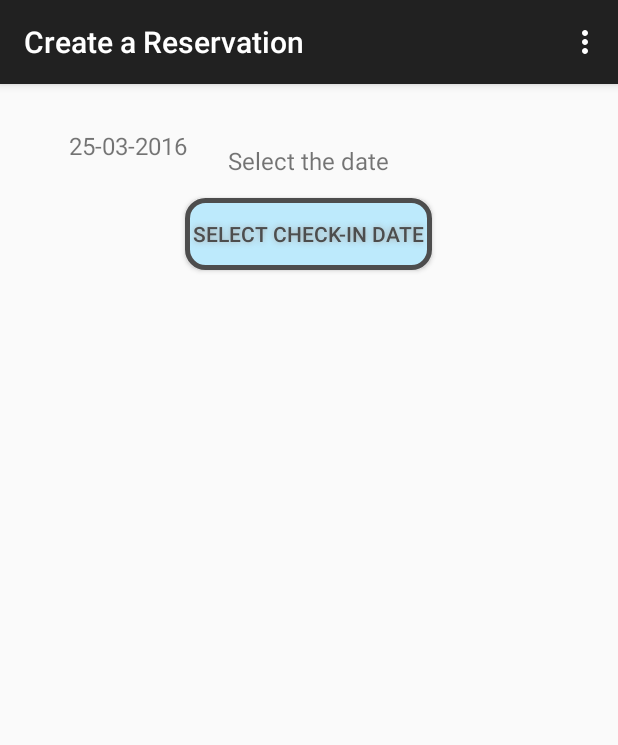
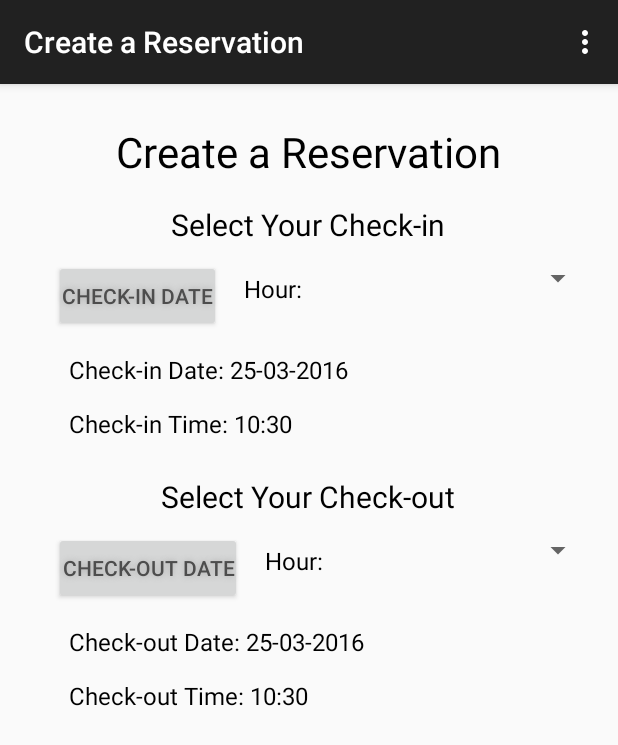
Before and after one commit to fagan2888/parking-garage-automation, an Android app: the create_reservation_time screen opened directly, with no data from a screen before it, on a phone screen of 412 x 824 dp. Shown: the top 745 px of the screen. Run offline under Robolectric (Android 15) with nearby library versions, the phone set to English and light mode, and no system bars; 2 statements that could not run were skipped.

```diff
--- a/app/src/main/java/com/glleung/parkinggarageautomation/create_reservation_time.java
+++ b/app/src/main/java/com/glleung/parkinggarageautomation/create_reservation_time.java
@@ -12,6 +12,7 @@ import android.view.View;
 import android.widget.Button;
 import android.widget.DatePicker;
 import android.widget.TextView;
+import android.widget.TimePicker;
 import android.widget.Toast;
 
 import java.text.Format;
@@ -23,31 +24,54 @@ public class create_reservation_time extends ActionBarActivity implements DatePi
 
     private DatePicker datePicker;
     private Calendar calendar;
-    private TextView dateView;
-    private int year, month, day;
-    Button select_checkin_button;
+    private TextView dateInView;
+    private TextView timeInView;
+    private TextView dateOutView;
+    private TextView timeOutView;
+    private int year, month, day,hour,minute;
+    private int year2, month2, day2, hour2, minute2;
+    Button select_checkindate_button;
+    Button select_checkintime_button;
+    Button select_checkoutdate_button;
+    Button select_checkouttime_button;
+    boolean inClicked = true;
 
     @Override
     protected void onCreate(Bundle savedInstanceState) {
         super.onCreate(savedInstanceState);
         setContentView(R.layout.activity_create_reservation_time);
 
-        dateView = (TextView) findViewById(R.id.check_in_date);
-        select_checkin_button = (Button) findViewById(R.id.checkin_date_button);
+        dateInView = (TextView) findViewById(R.id.check_in_date);
+        timeInView = (TextView) findViewById(R.id.check_in_time);
+        dateOutView = (TextView) findViewById(R.id.check_out_date);
+        timeOutView = (TextView) findViewById(R.id.check_out_time);
+        select_checkindate_button = (Button) findViewById(R.id.checkin_date_button);
+        select_checkintime_button = (Button) findViewById(R.id.checkin_time_button);
+        select_checkoutdate_button = (Button) findViewById(R.id.checkout_date_button);
+        select_checkouttime_button = (Button) findViewById(R.id.checkin_time_button);
 
         calendar = Calendar.getInstance();
         year = calendar.get(Calendar.YEAR);
         month = calendar.get(Calendar.MONTH);
         day = calendar.get(Calendar.DAY_OF_MONTH);
+        hour = calendar.get(Calendar.HOUR);
+        minute = calendar.get(Calendar.MINUTE);
+
 
         Format formatter = new SimpleDateFormat("dd-MM-yyyy");
         String s = formatter.format(calendar.getTime());
 
-        dateView.setText(s);
+        dateInView.setText("Check-in Date: " + s);
+        timeInView.setText("Check-in Time: " + hour + ":" + minute);
 
-        select_checkin_button.setOnClickListener(new View.OnClickListener() {
+        dateOutView.setText("Check-out Date: " + s);
+        timeOutView.setText("Check-out Time: " + hour + ":" + minute);
+
+
+        select_checkindate_button.setOnClickListener(new View.OnClickListener() {
             @Override
             public void onClick(View v) {
+                inClicked = true;
                 Bundle b = new Bundle();
                 b.putInt(DatePickerDialogFragment.YEAR, year);
                 b.putInt(DatePickerDialogFragment.MONTH, month);
@@ -57,11 +81,27 @@ public class create_reservation_time extends ActionBarActivity implements DatePi
                 picker.show(getFragmentManager(), "fragment_date_picker");
             }
         });
+
+        select_checkoutdate_button.setOnClickListener(new View.OnClickListener() {
+            @Override
+            public void onClick(View v) {
+                inClicked = false;
+                Bundle b = new Bundle();
+                b.putInt(DatePickerDialogFragment.YEAR, year);
+                b.putInt(DatePickerDialogFragment.MONTH, month);
+                b.putInt(DatePickerDialogFragment.DATE, day);
+                DialogFragment picker = new DatePickerDialogFragment();
+                picker.setArguments(b);
+                picker.show(getFragmentManager(), "fragment_date_picker");
+            }
+        });
+
     }
 
     @Override
     public void onDateSet(DatePicker view, int year, int monthOfYear,int dayOfMonth)
     {
+        if(inClicked) {
             this.year = year;
             this.month = monthOfYear;
             this.day = dayOfMonth;
@@ -74,7 +114,23 @@ public class create_reservation_time extends ActionBarActivity implements DatePi
             Format formatter = new SimpleDateFormat("dd-MM-yyyy");
             String s = formatter.format(calendar2.getTime());
 
-       dateView.setText(s);
+            dateInView.setText("Check-in Date: " + s);
+        }
+        else{
+            this.year2 = year;
+            this.month2 = monthOfYear;
+            this.day2 = dayOfMonth;
+
+            Calendar calendar2 = Calendar.getInstance();
+            calendar2.set(Calendar.YEAR, year);
+            calendar2.set(Calendar.MONTH, monthOfYear);
+            calendar2.set(Calendar.DAY_OF_MONTH, dayOfMonth);
+
+            Format formatter = new SimpleDateFormat("dd-MM-yyyy");
+            String s = formatter.format(calendar2.getTime());
+
+            dateOutView.setText("Check-out Date: " + s);
+        }
     }
 
     @Override
--- a/app/src/main/res/layout/activity_create_reservation_time.xml
+++ b/app/src/main/res/layout/activity_create_reservation_time.xml
@@ -6,40 +6,164 @@
     android:paddingLeft="@dimen/activity_horizontal_margin"
     android:paddingRight="@dimen/activity_horizontal_margin"
     android:paddingTop="@dimen/activity_vertical_margin">
+    <TextView
+        android:id="@+id/textTitleNewReservation"
+        android:layout_width="wrap_content"
+        android:layout_height="wrap_content"
+        android:layout_alignParentTop="true"
+        android:layout_centerHorizontal="true"
+        android:textColor="#000000"
+        android:layout_marginTop="10dp"
+        android:text="Create a Reservation"
+        android:textSize="28sp"/>
+
+
+    <RelativeLayout
+        android:layout_width="wrap_content"
+        android:layout_height="wrap_content"
+        android:layout_centerHorizontal="true"
+        android:layout_below="@+id/textView1"
+        android:id="@+id/button_group_select">
 
         <Button
             android:id="@+id/checkin_date_button"
-        android:layout_below="@+id/textView1"
-        android:layout_marginTop="14dp"
+            android:layout_marginTop="10dp"
+            android:layout_marginLeft="20dp"
             android:textColor="#4D4D4D"
             android:textSize="14sp"
             android:padding="5dp"
             android:layout_width="wrap_content"
             android:layout_height="wrap_content"
-        android:background="@drawable/buttonshape"
             android:shadowColor="#A8A8A8"
             android:shadowRadius="5"
-        android:layout_centerHorizontal="true"
-        android:text="Select Check-in Date" />
+            android:text="Check-in Date" />
+
+        <TextView
+            android:id="@+id/time_in_spinner_text"
+            android:text="Hour: "
+            android:layout_width="fill_parent"
+            android:layout_height="wrap_content"
+            android:layout_marginTop="10dp"
+            android:layout_marginLeft="15dp"
+            android:textSize="16sp"
+            android:textColor="#000000"
+            android:layout_centerVertical="true"
+            android:layout_toRightOf="@+id/checkin_date_button"/>
+
+        <Spinner
+            android:id="@+id/time_in_spinner"
+            android:layout_width="fill_parent"
+            android:layout_height="wrap_content"
+            android:layout_marginTop="10dp"
+            android:layout_marginLeft="50dp"
+            android:layout_toRightOf="@+id/checkin_date_button"/>
+
+    </RelativeLayout>
 
     <TextView
         android:id="@+id/textView1"
         android:layout_width="wrap_content"
         android:layout_height="wrap_content"
-        android:layout_alignParentTop="true"
         android:layout_centerHorizontal="true"
-        android:layout_marginTop="24dp"
-        android:text="Select the date"
-        android:textSize="16sp"/>
+        android:textColor="#000000"
+        android:layout_marginTop="16dp"
+        android:layout_below="@+id/textTitleNewReservation"
+        android:text="Select Your Check-in"
+        android:textSize="20sp"/>
 
     <TextView
         android:id="@+id/check_in_date"
         android:layout_width="wrap_content"
         android:layout_height="wrap_content"
         android:layout_marginLeft="30dp"
-        android:layout_below="@+id/button1"
+        android:layout_below="@+id/button_group_select"
         android:layout_marginTop="14dp"
+        android:textColor="#000000"
         android:text="Check-In Date:"
         android:textSize="16sp" />
 
+    <TextView
+        android:id="@+id/check_in_time"
+        android:layout_width="wrap_content"
+        android:layout_height="wrap_content"
+        android:layout_marginLeft="30dp"
+        android:layout_below="@+id/check_in_date"
+        android:layout_marginTop="14dp"
+        android:textColor="#000000"
+        android:text="Check-In Time:"
+        android:textSize="16sp" />
+
+    <RelativeLayout
+        android:layout_width="wrap_content"
+        android:layout_height="wrap_content"
+        android:layout_centerHorizontal="true"
+        android:layout_below="@+id/textView2"
+        android:id="@+id/button_group_select2">
+
+        <Button
+            android:id="@+id/checkout_date_button"
+            android:layout_marginTop="10dp"
+            android:layout_marginLeft="20dp"
+            android:textColor="#4D4D4D"
+            android:textSize="14sp"
+            android:padding="5dp"
+            android:layout_width="wrap_content"
+            android:layout_height="wrap_content"
+            android:shadowColor="#A8A8A8"
+            android:shadowRadius="5"
+            android:text="Check-out Date" />
+
+        <TextView
+            android:id="@+id/time_out_spinner_text"
+            android:text="Hour: "
+            android:layout_width="fill_parent"
+            android:layout_height="wrap_content"
+            android:layout_marginTop="10dp"
+            android:layout_marginLeft="15dp"
+            android:textSize="16sp"
+            android:textColor="#000000"
+            android:layout_centerVertical="true"
+            android:layout_toRightOf="@+id/checkout_date_button"/>
+
+        <Spinner
+            android:id="@+id/time_out_spinner"
+            android:layout_width="fill_parent"
+            android:layout_height="wrap_content"
+            android:layout_marginTop="10dp"
+            android:layout_marginLeft="50dp"
+            android:layout_toRightOf="@+id/checkout_date_button"/>
     </RelativeLayout>
+
+    <TextView
+        android:id="@+id/textView2"
+        android:layout_width="wrap_content"
+        android:layout_height="wrap_content"
+        android:layout_centerHorizontal="true"
+        android:layout_marginTop="24dp"
+        android:layout_below="@+id/check_in_time"
+        android:textColor="#000000"
+        android:text="Select Your Check-out"
+        android:textSize="20sp"/>
+
+    <TextView
+        android:id="@+id/check_out_date"
+        android:layout_width="wrap_content"
+        android:layout_height="wrap_content"
+        android:layout_marginLeft="30dp"
+        android:layout_below="@+id/button_group_select2"
+        android:layout_marginTop="14dp"
+        android:textColor="#000000"
+        android:text="Check-Out Date:"
+        android:textSize="16sp" />
+
+    <TextView
+        android:id="@+id/check_out_time"
+        android:layout_width="wrap_content"
+        android:layout_height="wrap_content"
+        android:layout_marginLeft="30dp"
+        android:textColor="#000000"
+        android:layout_below="@+id/check_out_date"
+        android:layout_marginTop="14dp"
+        android:text="Check-Out Time:"
+        android:textSize="16sp" />
+</RelativeLayout>
```
Lines whose indentation alone changed are shown as unchanged.
